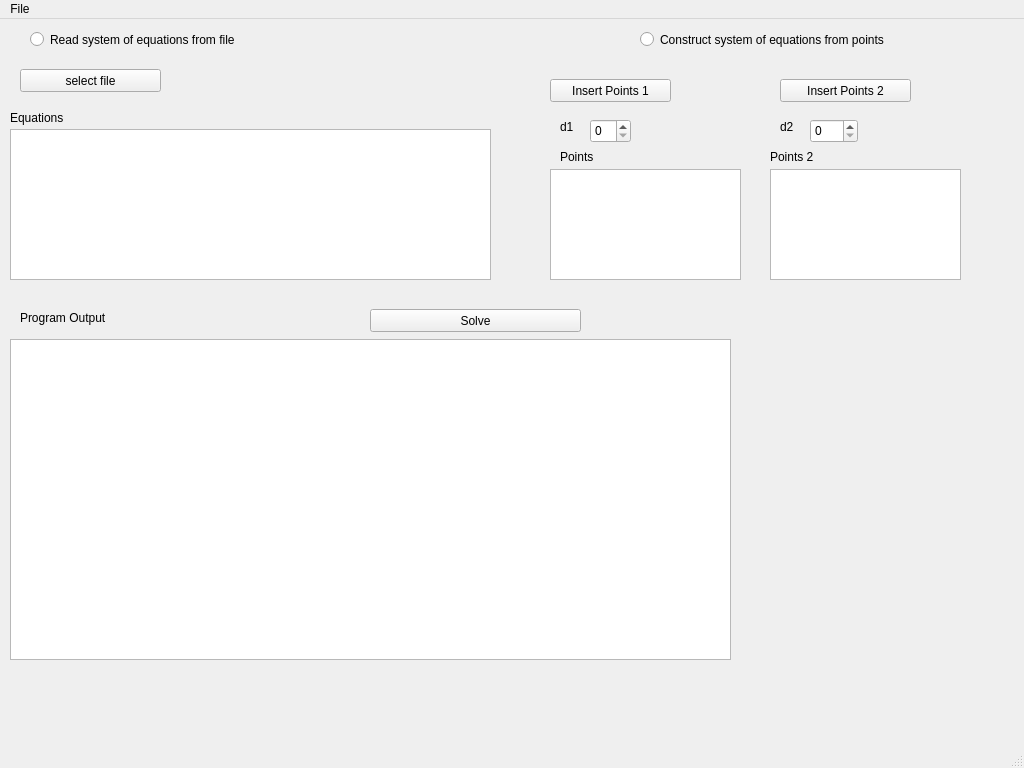
This is Qt/visualization.ui in JerryPan44/MathProject as Qt 5 draws it before an edit. The edited form follows.
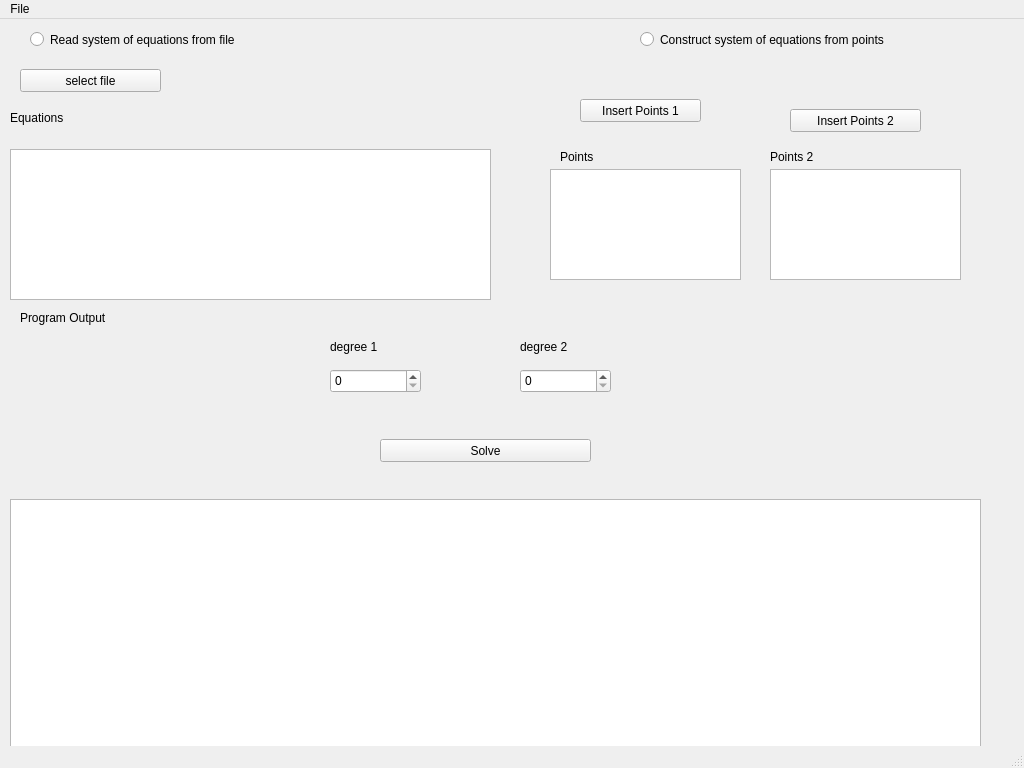
This is the edited form.

What changed in the file:
```diff
--- a/Qt/visualization.ui
+++ b/Qt/visualization.ui
@@ -18,7 +18,7 @@
     <property name="geometry">
      <rect>
       <x>10</x>
-      <y>110</y>
+      <y>130</y>
       <width>481</width>
       <height>151</height>
      </rect>
@@ -41,9 +41,9 @@
     <property name="geometry">
      <rect>
       <x>10</x>
-      <y>320</y>
-      <width>721</width>
-      <height>321</height>
+      <y>480</y>
+      <width>971</width>
+      <height>261</height>
      </rect>
     </property>
    </widget>
@@ -63,8 +63,8 @@
    <widget class="QPushButton" name="solve">
     <property name="geometry">
      <rect>
-      <x>370</x>
-      <y>290</y>
+      <x>380</x>
+      <y>420</y>
       <width>211</width>
       <height>23</height>
      </rect>
@@ -115,8 +115,8 @@
    <widget class="QPushButton" name="InsertPoints">
     <property name="geometry">
      <rect>
-      <x>550</x>
-      <y>60</y>
+      <x>580</x>
+      <y>80</y>
       <width>121</width>
       <height>23</height>
      </rect>
@@ -151,9 +151,9 @@
    <widget class="QSpinBox" name="d1Box">
     <property name="geometry">
      <rect>
-      <x>590</x>
-      <y>100</y>
-      <width>41</width>
+      <x>330</x>
+      <y>350</y>
+      <width>91</width>
       <height>24</height>
      </rect>
     </property>
@@ -161,9 +161,9 @@
    <widget class="QSpinBox" name="d2Box">
     <property name="geometry">
      <rect>
-      <x>810</x>
-      <y>100</y>
-      <width>48</width>
+      <x>520</x>
+      <y>350</y>
+      <width>91</width>
       <height>24</height>
      </rect>
     </property>
@@ -171,27 +171,27 @@
    <widget class="QLabel" name="label_2">
     <property name="geometry">
      <rect>
-      <x>560</x>
-      <y>100</y>
-      <width>31</width>
+      <x>330</x>
+      <y>320</y>
+      <width>81</width>
       <height>16</height>
      </rect>
     </property>
     <property name="text">
-     <string>d1</string>
+     <string>degree 1</string>
     </property>
    </widget>
    <widget class="QLabel" name="label_3">
     <property name="geometry">
      <rect>
-      <x>780</x>
-      <y>100</y>
-      <width>31</width>
+      <x>520</x>
+      <y>320</y>
+      <width>71</width>
       <height>16</height>
      </rect>
     </property>
     <property name="text">
-     <string>d2</string>
+     <string>degree 2</string>
     </property>
    </widget>
    <widget class="QTextBrowser" name="points2Txt">
@@ -207,8 +207,8 @@
    <widget class="QPushButton" name="InsertPoints2">
     <property name="geometry">
      <rect>
-      <x>780</x>
-      <y>60</y>
+      <x>790</x>
+      <y>90</y>
       <width>131</width>
       <height>23</height>
      </rect>
```
